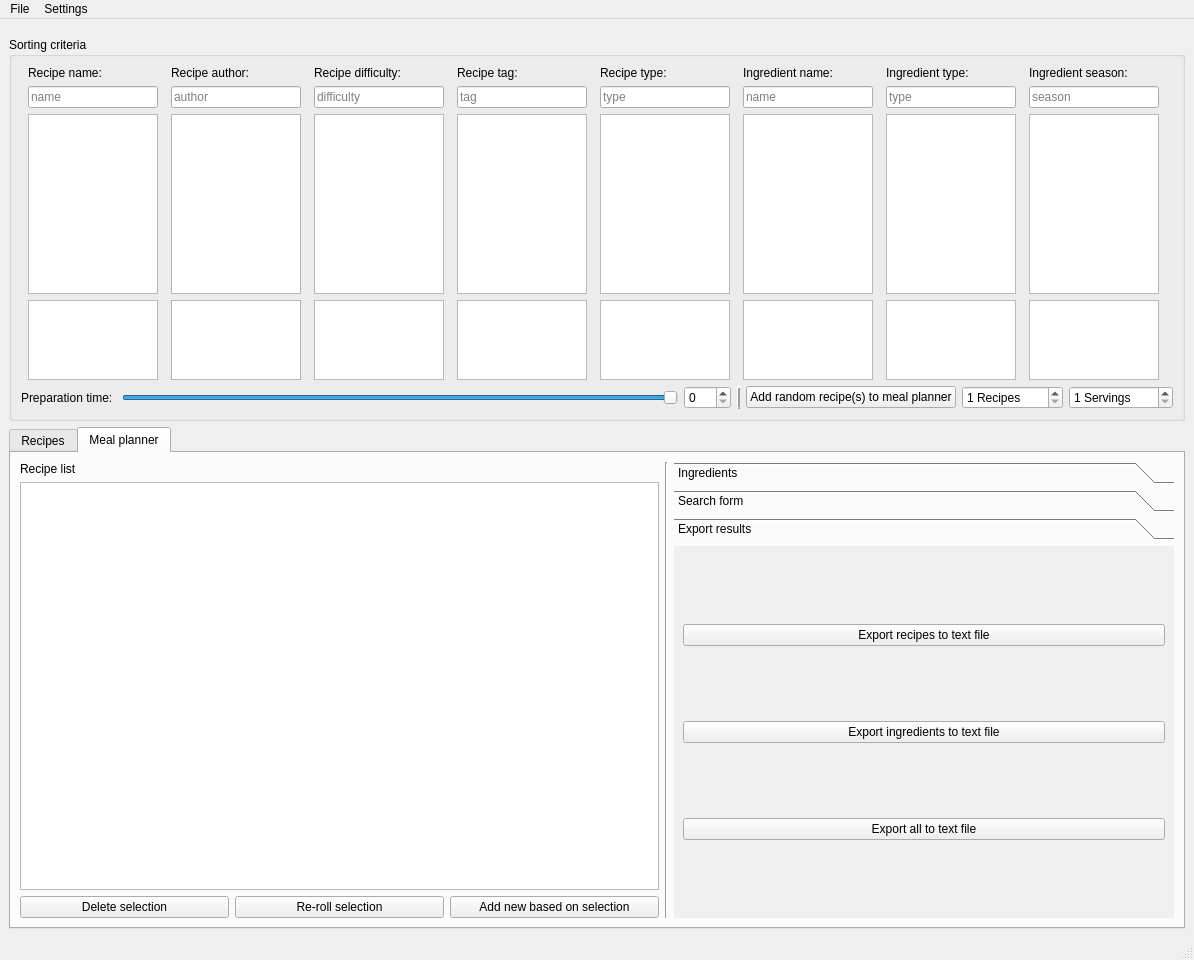
This is src/foodinator/ui/main_window.ui in slevasse/foodinator as Qt 5 draws it before an edit. The edited form follows.
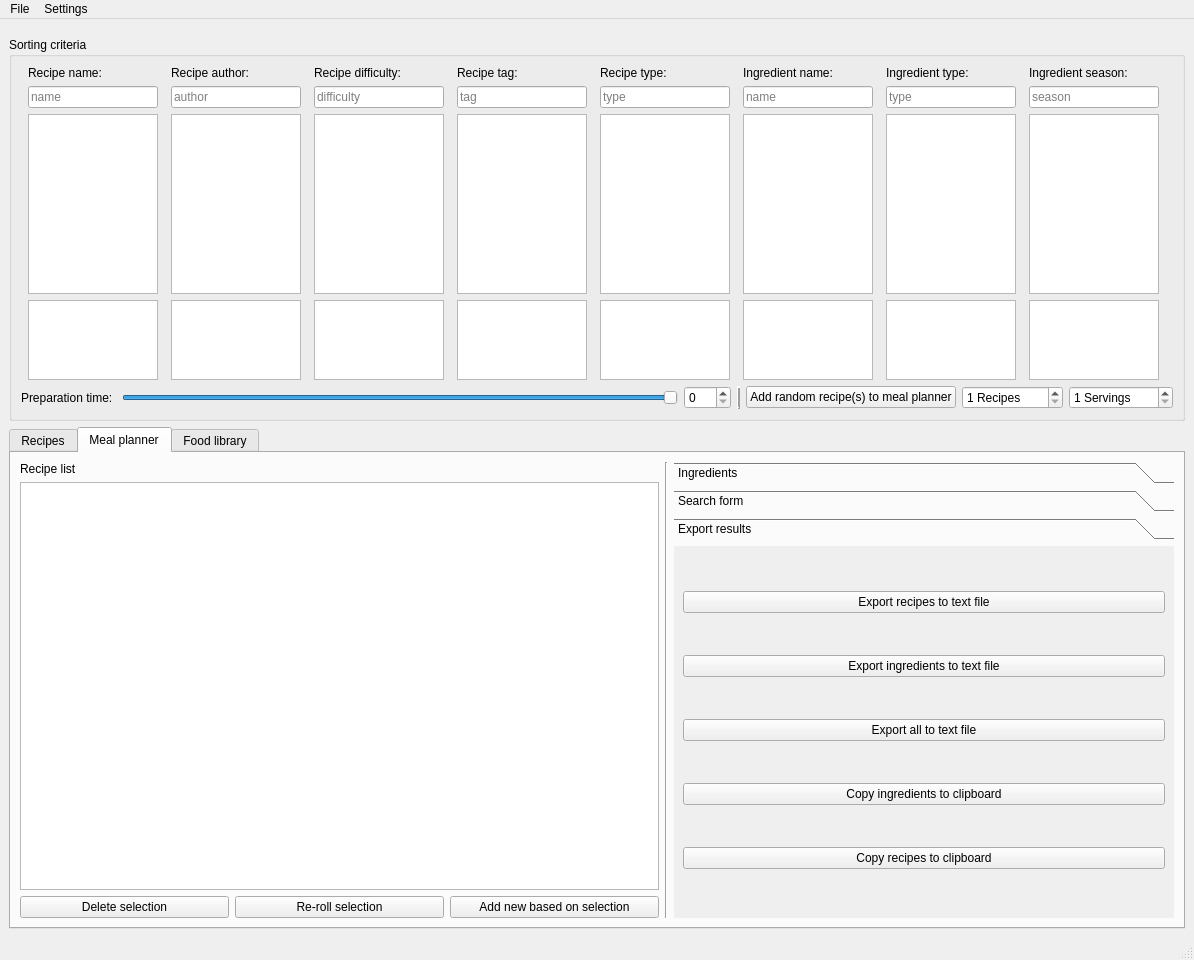
This is the edited form. The open tabs and pages were chosen to show the change.

Commit message: * Added feature to copy ingredient list and Recipe list to clipboard

The edit to the form file:
```diff
--- a/src/foodinator/ui/main_window.ui
+++ b/src/foodinator/ui/main_window.ui
@@ -1047,12 +1047,34 @@
                  </property>
                 </widget>
                </item>
+               <item>
+                <widget class="QPushButton" name="pushButton_copy_ingredients_to_clipboard">
+                 <property name="text">
+                  <string>Copy ingredients to clipboard</string>
+                 </property>
+                </widget>
+               </item>
+               <item>
+                <widget class="QPushButton" name="pushButton_copy_recipes_to_clipboard">
+                 <property name="text">
+                  <string>Copy recipes to clipboard</string>
+                 </property>
+                 <property name="flat">
+                  <bool>false</bool>
+                 </property>
+                </widget>
+               </item>
               </layout>
              </widget>
             </widget>
            </item>
           </layout>
          </widget>
+         <widget class="QWidget" name="tab_foodlibrary_editor">
+          <attribute name="title">
+           <string>Food library</string>
+          </attribute>
+         </widget>
         </widget>
        </item>
       </layout>
```
Left out of the diff: 10 changed lines with no effect on the pictures. The commit also changes 4 other files.
